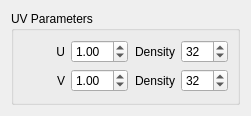
First picture: the form in Controls/uvcontrol.ui, repository smogork/SmoCAD, before the edit.
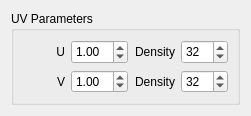
Second picture: the form after the edit.

Diff of the .ui file:
```diff
--- a/Controls/uvcontrol.ui
+++ b/Controls/uvcontrol.ui
@@ -10,6 +10,24 @@
     <height>116</height>
    </rect>
   </property>
+  <property name="sizePolicy">
+   <sizepolicy hsizetype="Minimum" vsizetype="Fixed">
+    <horstretch>0</horstretch>
+    <verstretch>0</verstretch>
+   </sizepolicy>
+  </property>
+  <property name="minimumSize">
+   <size>
+    <width>251</width>
+    <height>116</height>
+   </size>
+  </property>
+  <property name="maximumSize">
+   <size>
+    <width>16777215</width>
+    <height>116</height>
+   </size>
+  </property>
   <property name="windowTitle">
    <string>Form</string>
   </property>
@@ -28,7 +46,7 @@
         <item row="1" column="1">
          <widget class="QDoubleSpinBox" name="spinParamV">
           <property name="sizePolicy">
-           <sizepolicy hsizetype="Fixed" vsizetype="Fixed">
+           <sizepolicy hsizetype="Preferred" vsizetype="Preferred">
             <horstretch>0</horstretch>
             <verstretch>0</verstretch>
            </sizepolicy>
@@ -53,6 +71,12 @@
         </item>
         <item row="0" column="1">
          <widget class="QDoubleSpinBox" name="spinParamU">
+          <property name="sizePolicy">
+           <sizepolicy hsizetype="Preferred" vsizetype="Preferred">
+            <horstretch>0</horstretch>
+            <verstretch>0</verstretch>
+           </sizepolicy>
+          </property>
           <property name="minimum">
            <double>0.100000000000000</double>
           </property>
@@ -63,6 +87,12 @@
         </item>
         <item row="1" column="3">
          <widget class="QSpinBox" name="spinParamVDens">
+          <property name="sizePolicy">
+           <sizepolicy hsizetype="Preferred" vsizetype="Preferred">
+            <horstretch>0</horstretch>
+            <verstretch>0</verstretch>
+           </sizepolicy>
+          </property>
           <property name="minimum">
            <number>4</number>
           </property>
@@ -76,6 +106,12 @@
         </item>
         <item row="0" column="0">
          <widget class="QLabel" name="label">
+          <property name="sizePolicy">
+           <sizepolicy hsizetype="Preferred" vsizetype="Preferred">
+            <horstretch>0</horstretch>
+            <verstretch>0</verstretch>
+           </sizepolicy>
+          </property>
           <property name="text">
            <string>U</string>
           </property>
@@ -86,6 +122,12 @@
         </item>
         <item row="0" column="3">
          <widget class="QSpinBox" name="spinParamUDens">
+          <property name="sizePolicy">
+           <sizepolicy hsizetype="Preferred" vsizetype="Preferred">
+            <horstretch>0</horstretch>
+            <verstretch>0</verstretch>
+           </sizepolicy>
+          </property>
           <property name="minimum">
            <number>4</number>
           </property>
```
